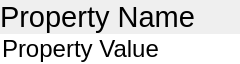
The window that osdria/resources/property_view.ui (soberleitner/osdriaApp) describes before a commit, drawn with Qt 5.
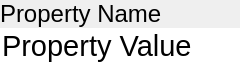
The same window after the commit. Custom widgets are drawn as their Qt base class.

The edit to the form file:
```diff
--- a/osdria/resources/property_view.ui
+++ b/osdria/resources/property_view.ui
@@ -43,7 +43,7 @@
      <property name="font">
       <font>
        <family>Arial</family>
-       <pointsize>22</pointsize>
+       <pointsize>18</pointsize>
       </font>
      </property>
      <property name="locale">
@@ -59,7 +59,7 @@
      <property name="font">
       <font>
        <family>Arial</family>
-       <pointsize>18</pointsize>
+       <pointsize>22</pointsize>
       </font>
      </property>
      <property name="styleSheet">
```
